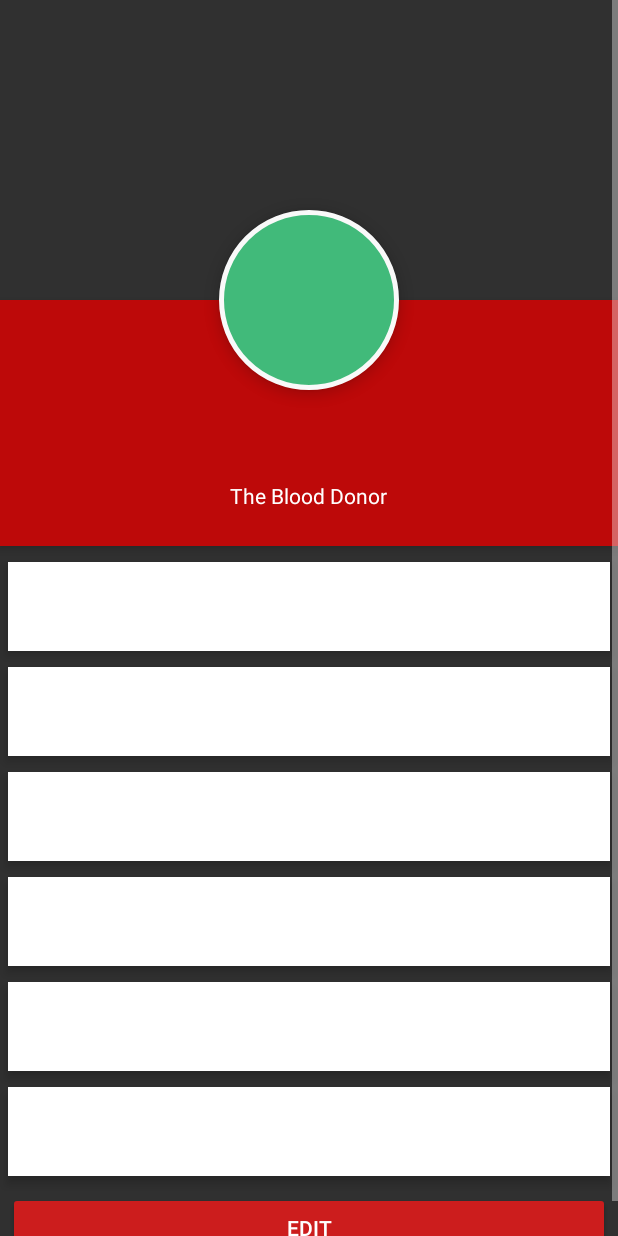
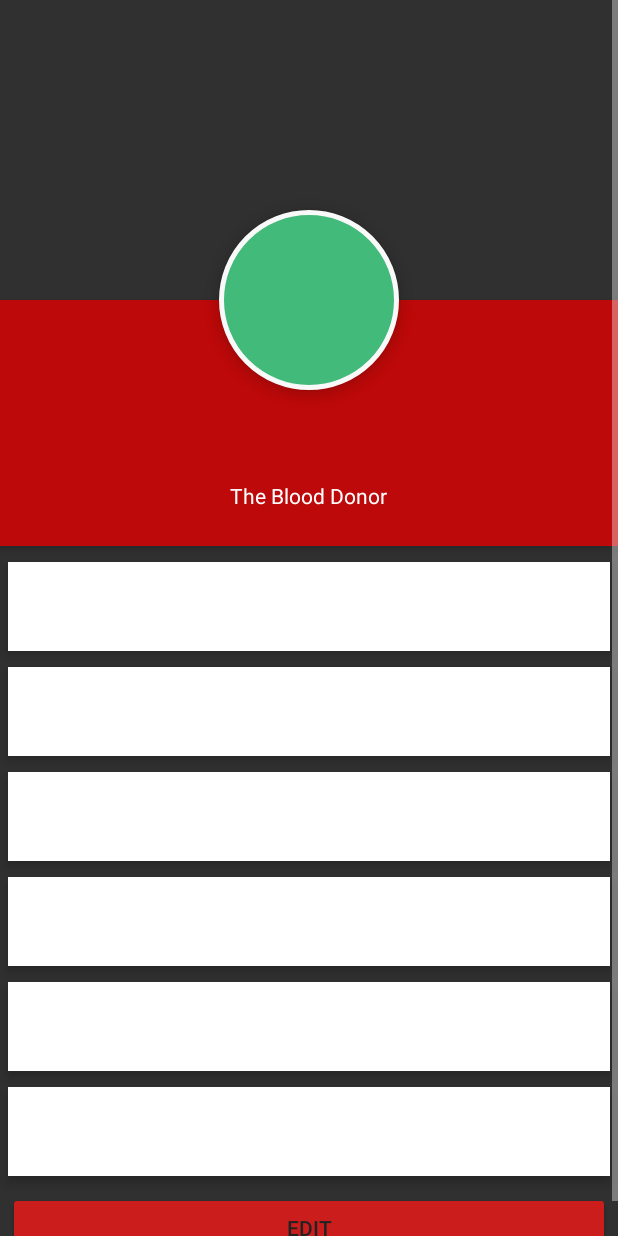
Before and after one commit to ferozkhandev/BloodBankSystem, an Android app: the layout activity_profile.xml on its own in the app's theme, with its tools: preview values and no code run, on a phone screen of 412 x 824 dp. Run offline under Robolectric (Android 15) with nearby library versions, the phone set to English and light mode, and no system bars.

Commit message:
Round Profile pic in Edit Profile Section.

```diff
--- a/app/build.gradle
+++ b/app/build.gradle
@@ -31,6 +31,7 @@ dependencies {
     implementation 'com.github.meesnakhan:FancyAlertDialog-Android:0.1'
     implementation 'com.android.support:cardview-v7:26.1.0'
     implementation 'com.google.firebase:firebase-database:15.0.0'
+    implementation 'de.hdodenhof:circleimageview:2.2.0'
     testImplementation 'junit:junit:4.12'
     androidTestImplementation 'com.android.support.test:runner:1.0.1'
     androidTestImplementation 'com.android.support.test.espresso:espresso-core:3.0.1'
--- a/app/src/main/res/layout/activity_profile.xml
+++ b/app/src/main/res/layout/activity_profile.xml
@@ -13,17 +13,18 @@
             android:layout_height="200dp"
             android:scaleType="centerCrop" />
 
-        <ImageButton
+        <de.hdodenhof.circleimageview.CircleImageView
+            xmlns:app="http://schemas.android.com/apk/res-auto"
             android:id="@+id/user_profile_photo"
             android:layout_width="120dp"
             android:layout_height="120dp"
+            android:layout_marginTop="-60dp"
+            android:elevation="5dp"
             android:layout_below="@+id/header_cover_image"
             android:layout_centerHorizontal="true"
-            android:layout_marginTop="-60dp"
             android:background="@drawable/profile_circular_border_imageview"
-            android:elevation="5dp"
-            android:padding="20dp"
-            android:scaleType="centerCrop" />
+            app:civ_border_width="2dp"
+            app:civ_border_color="#FF000000"/>
 
         <RelativeLayout
             android:id="@+id/profile_layout"
@@ -153,11 +154,13 @@
                 android:elevation="4dp"
                 android:padding="20dp"
                 android:text="Address: " />
+
             <android.support.v7.widget.AppCompatButton
                 android:id="@+id/Edit"
                 android:layout_width="fill_parent"
                 android:layout_height="wrap_content"
                 android:layout_margin="5dp"
+                android:textColor="@color/black"
                 android:elevation="4dp"
                 android:backgroundTint="@color/barRed"
                 android:padding="12dp"
--- a/build.gradle
+++ b/build.gradle
@@ -5,6 +5,7 @@ buildscript {
     repositories {
         google()
         jcenter()
+        mavenCentral()
     }
     dependencies {
         classpath 'com.android.tools.build:gradle:3.1.1'
```
Also changed, not shown: app/src/main/java/com/bloodbanksystem/ferozkhan/bloodbanksystem/EditProfile.java (+5 -7 lines), app/src/main/java/com/bloodbanksystem/ferozkhan/bloodbanksystem/Profile.java (+10 -4 lines), app/src/main/res/layout/activity_edit_profile.xml (+5 -6 lines).
